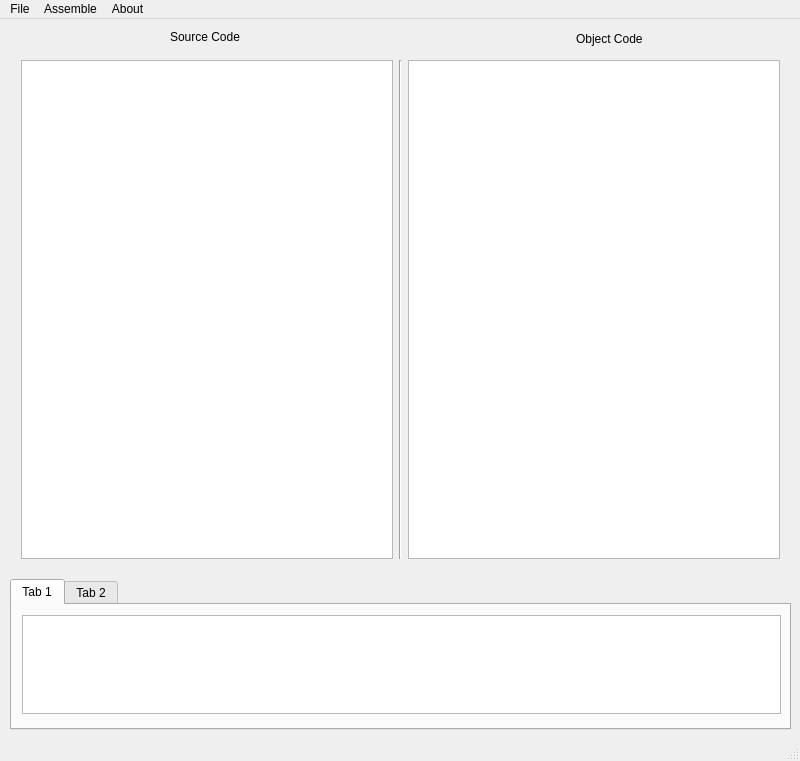
First picture: the form in mainwindow.ui, repository koldbyte/SICAssembler, before the edit.
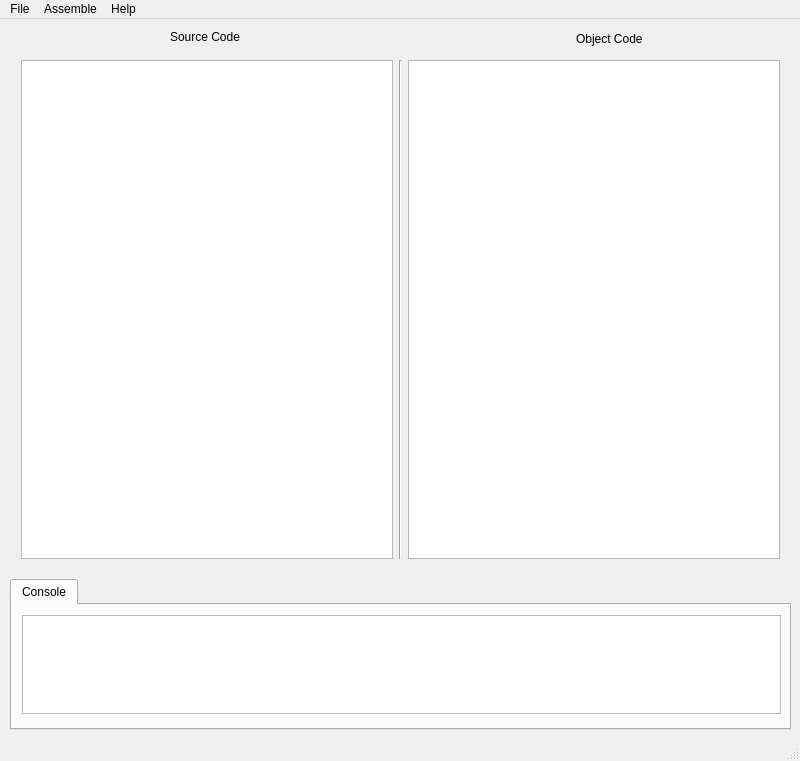
Second picture: the form after the edit. The open tabs and pages were chosen to show the change. Custom widgets are drawn as their Qt base class.

```diff
--- a/mainwindow.ui
+++ b/mainwindow.ui
@@ -93,12 +93,18 @@
       <height>151</height>
      </rect>
     </property>
+    <property name="sizePolicy">
+     <sizepolicy hsizetype="Expanding" vsizetype="Expanding">
+      <horstretch>0</horstretch>
+      <verstretch>0</verstretch>
+     </sizepolicy>
+    </property>
     <property name="currentIndex">
      <number>1</number>
     </property>
     <widget class="QWidget" name="tab">
      <attribute name="title">
-      <string>Tab 1</string>
+      <string>Console</string>
      </attribute>
      <widget class="QWidget" name="horizontalLayoutWidget_2">
       <property name="geometry">
@@ -116,11 +122,6 @@
       </layout>
      </widget>
     </widget>
-    <widget class="QWidget" name="tab_2">
-     <attribute name="title">
-      <string>Tab 2</string>
-     </attribute>
-    </widget>
    </widget>
   </widget>
   <widget class="QMenuBar" name="menuBar">
@@ -150,7 +151,7 @@
    </widget>
    <widget class="QMenu" name="menuAbout">
     <property name="title">
-     <string>About</string>
+     <string>Help</string>
     </property>
    </widget>
    <addaction name="menuFile"/>
```
Left out of the diff: 29 changed lines with no effect on the pictures.
